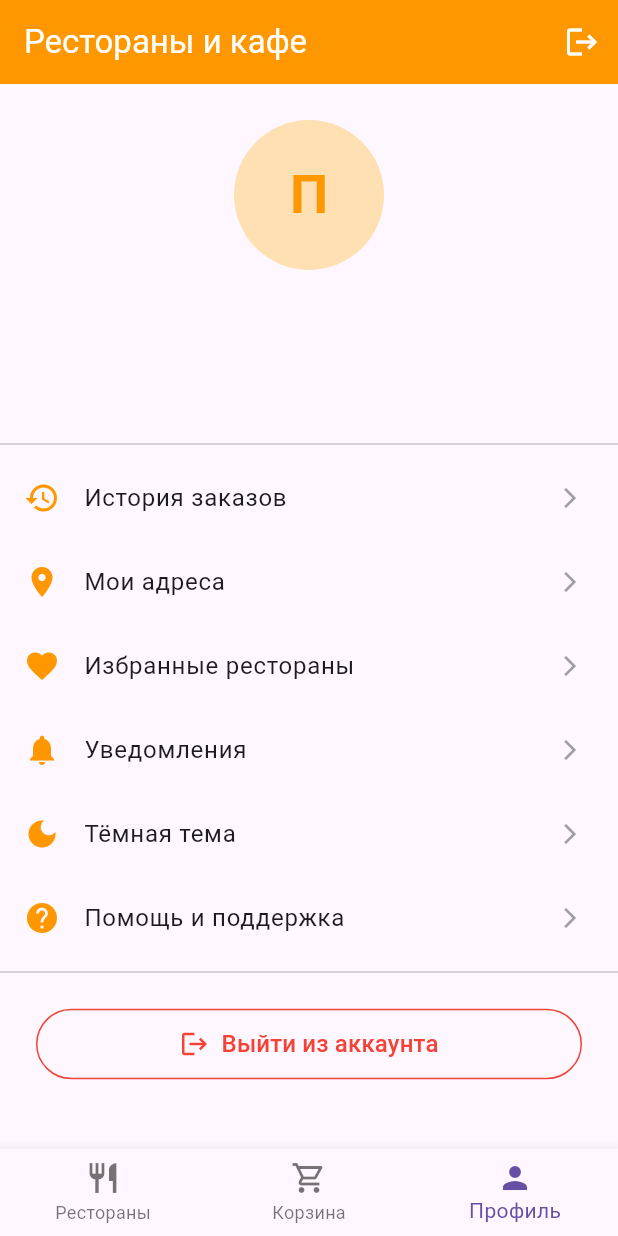
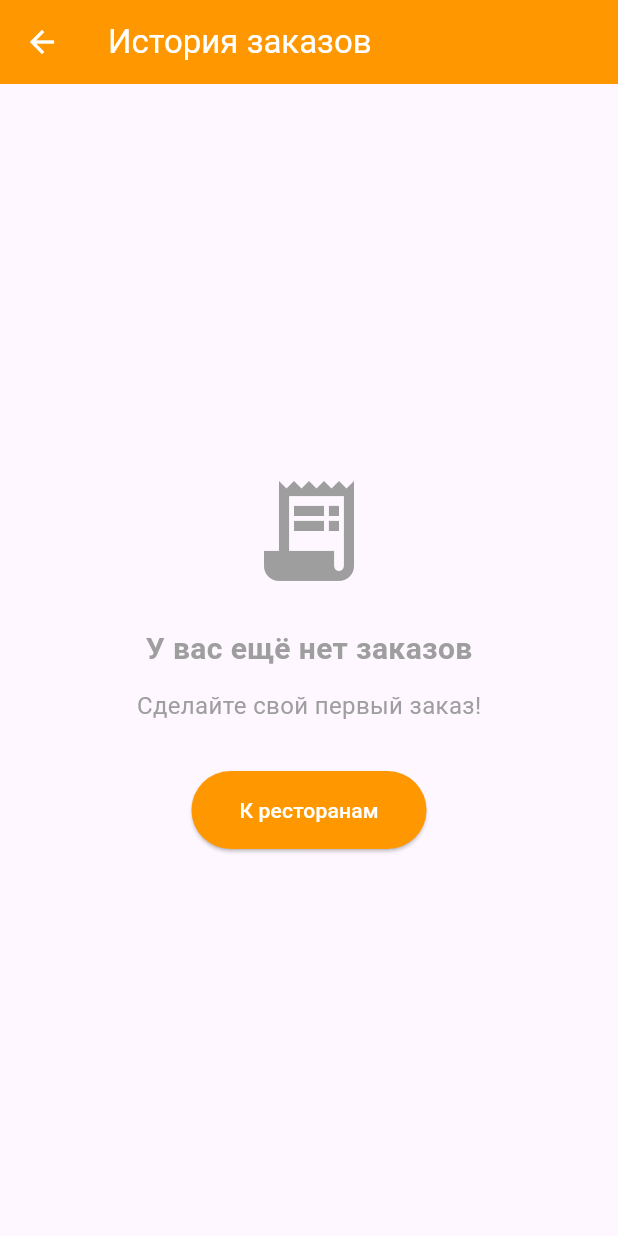
Before and after one commit to Klimin0Andrey/MobileProject, a Flutter app: the screen it shows once a user with an empty profile is signed in, item 3 of the bottom bar chosen, after a tap on "История заказов", on a phone screen of 412 x 824 dp. Run offline on Flutter 3.47's test engine with Material 3 defaults, Android fonts, the phone set to English and light mode, and no system bars; our stand-ins replace cloud_firestore, firebase_auth, firebase_core; accounts and stored records are empty; Roboto replaces fonts that are missing (Poppins).

Commit message:
MWP order history screen

```diff
--- a/lib/presentation/providers/order_provider.dart
+++ b/lib/presentation/providers/order_provider.dart
@@ -5,16 +5,18 @@ import 'package:linux_test2/data/models/order.dart' as app_order; // Испол
 
 class OrderProvider with ChangeNotifier {
   final FirebaseFirestore _firestore = FirebaseFirestore.instance;
+  List<app_order.Order> _userOrders = [];
   bool _isLoading = false;
 
   bool get isLoading => _isLoading;
+
+  List<app_order.Order> get userOrders => _userOrders;
 
   Future<void> createOrder({
     required String userId,
     required List<CartItem> items,
     required double totalPrice,
     required String address,
-    // ДОБАВЛЯЕМ НОВЫЕ ПАРАМЕТРЫ
     required String phone,
     required String paymentMethod,
     String? comment,
@@ -31,7 +33,6 @@ class OrderProvider with ChangeNotifier {
         address: address,
         createdAt: Timestamp.now(),
         status: app_order.OrderStatus.pending,
-        // ПЕРЕДАЕМ НОВЫЕ ДАННЫЕ
         phone: phone,
         paymentMethod: paymentMethod,
         comment: comment,
@@ -39,17 +40,65 @@ class OrderProvider with ChangeNotifier {
 
       // Отправляем в Firestore
       await _firestore.collection('orders').add(newOrder.toMap());
-
     } catch (e) {
-      // Здесь важна обработка ошибок
       print('Ошибка при создании заказа: $e');
-      rethrow; // Пробрасываем ошибку дальше, чтобы UI мог ее показать
+      rethrow;
     } finally {
       _isLoading = false;
       notifyListeners();
     }
   }
 
-// В будущем здесь будут методы для получения истории заказов
-// Future<List<app_order.Order>> fetchUserOrders(String userId) async { ... }
+  Future<void> fetchUserOrders(String userId) async {
+    if (userId.isEmpty) {
+      _userOrders = [];
+      notifyListeners();
+      return;
+    }
+
+    _isLoading = true;
+    notifyListeners();
+
+    try {
+      final querySnapshot = await _firestore
+          .collection('orders')
+          .where(
+            'userId',
+            isEqualTo: userId,
+          ) // Фильтруем заказы по ID пользователя
+          .orderBy(
+            'createdAt',
+            descending: true,
+          ) // Сортируем, чтобы новые были сверху
+          .get();
+
+      // Преобразуем документы из Firestore в список объектов Order
+      _userOrders = querySnapshot.docs.map((doc) {
+        return app_order.Order.fromMap(doc.data(), doc.id);
+      }).toList();
+    } catch (e) {
+      print('❌ Ошибка при загрузке заказов: $e');
+      _userOrders = []; // В случае ошибки возвращаем пустой список
+    } finally {
+      _isLoading = false;
+      notifyListeners(); // Уведомляем UI, что загрузка завершена (успешно или нет)
+    }
+  }
+
+  // ДОПОЛНИТЕЛЬНО: Метод для очистки истории заказов
+  void clearOrders() {
+    _userOrders = [];
+    notifyListeners();
+  }
+
+  // ДОПОЛНИТЕЛЬНО: Поиск заказа по ID
+  app_order.Order? getOrderById(String orderId) {
+    try {
+      return _userOrders.firstWhere((order) => order.id == orderId);
+    } catch (e) {
+      return null;
+    }
+  }
+
+  // Future<List<app_order.Order>> fetchUserOrders(String userId) async { ... }
 }
--- /dev/null
+++ b/lib/presentation/screens/customer/order_history_screen.dart
@@ -0,0 +1,184 @@
+import 'package:flutter/material.dart';
+import 'package:provider/provider.dart';
+import 'package:linux_test2/data/models/user.dart';
+import 'package:linux_test2/presentation/providers/order_provider.dart';
+import 'package:linux_test2/presentation/widgets/order_card.dart';
+import 'package:intl/date_symbol_data_local.dart';
+
+class OrderHistoryScreen extends StatefulWidget {
+  const OrderHistoryScreen({super.key});
+
+  @override
+  State<OrderHistoryScreen> createState() => _OrderHistoryScreenState();
+}
+
+class _OrderHistoryScreenState extends State<OrderHistoryScreen> {
+  Future<void>? _ordersFuture;
+
+  @override
+  void initState() {
+    super.initState();
+    _loadOrders();
+  }
+
+  void _loadOrders() {
+    _ordersFuture = initializeDateFormatting('ru', null).then((_) {
+      final user = Provider.of<AppUser?>(context, listen: false);
+      if (user != null) {
+        return Provider.of<OrderProvider>(context, listen: false)
+            .fetchUserOrders(user.uid);
+      }
+    });
+  }
+
+  Future<void> _refreshOrders() async {
+    setState(() {
+      _loadOrders();
+    });
+    await _ordersFuture;
+  }
+
+  @override
+  Widget build(BuildContext context) {
+    final user = Provider.of<AppUser?>(context);
+
+    return Scaffold(
+      appBar: AppBar(
+        title: const Text('История заказов'),
+        backgroundColor: Colors.orange,
+        foregroundColor: Colors.white,
+      ),
+      body: user == null ? _buildGuestView() : _buildOrderHistory(),
+    );
+  }
+
+  Widget _buildGuestView() {
+    return const Center(
+      child: Column(
+        mainAxisAlignment: MainAxisAlignment.center,
+        children: [
+          Icon(Icons.history, size: 64, color: Colors.grey),
+          SizedBox(height: 16),
+          Text(
+            'Войдите, чтобы увидеть историю заказов',
+            style: TextStyle(fontSize: 16, color: Colors.grey),
+          ),
+        ],
+      ),
+    );
+  }
+
+  Widget _buildOrderHistory() {
+    return FutureBuilder<void>(
+      future: _ordersFuture,
+      builder: (context, snapshot) {
+        return Consumer<OrderProvider>(
+          builder: (context, orderProvider, child) {
+            // Состояние загрузки (показываем только в самом начале)
+            if (orderProvider.isLoading && orderProvider.userOrders.isEmpty) {
+              return const Center(
+                child: Column(
+                  mainAxisAlignment: MainAxisAlignment.center,
+                  children: [
+                    CircularProgressIndicator(color: Colors.orange),
+                    SizedBox(height: 16),
+                    Text(
+                      'Загружаем историю заказов...',
+                      style: TextStyle(color: Colors.grey),
+                    ),
+                  ],
+                ),
+              );
+            }
+
+            // Ошибка загрузки
+            if (snapshot.connectionState == ConnectionState.done && snapshot.hasError) {
+              return Center(
+                child: Column(
+                  mainAxisAlignment: MainAxisAlignment.center,
+                  children: [
+                    const Icon(Icons.error_outline, size: 64, color: Colors.red),
+                    const SizedBox(height: 16),
+                    const Text(
+                      'Не удалось загрузить заказы',
+                      style: TextStyle(fontSize: 18, fontWeight: FontWeight.bold),
+                    ),
+                    const SizedBox(height: 8),
+                    Text(
+                      'Ошибка: ${snapshot.error}',
+                      textAlign: TextAlign.center,
+                      style: const TextStyle(color: Colors.grey),
+                    ),
+                    const SizedBox(height: 24),
+                    ElevatedButton(
+                      onPressed: _refreshOrders,
+                      style: ElevatedButton.styleFrom(
+                        backgroundColor: Colors.orange,
+                        foregroundColor: Colors.white,
+                      ),
+                      child: const Text('Повторить попытку'),
+                    ),
+                  ],
+                ),
+              );
+            }
+
+            // Данные заказов
+            final orders = orderProvider.userOrders;
+
+            // Нет заказов
+            if (orders.isEmpty) {
+              return Center(
+                child: Column(
+                  mainAxisAlignment: MainAxisAlignment.center,
+                  children: [
+                    const Icon(Icons.receipt_long, size: 80, color: Colors.grey),
+                    const SizedBox(height: 24),
+                    const Text(
+                      'У вас ещё нет заказов',
+                      style: TextStyle(
+                        fontSize: 20,
+                        fontWeight: FontWeight.bold,
+                        color: Colors.grey,
+                      ),
+                    ),
+                    const SizedBox(height: 12),
+                    const Text(
+                      'Сделайте свой первый заказ!',
+                      style: TextStyle(fontSize: 16, color: Colors.grey),
+                    ),
+                    const SizedBox(height: 32),
+                    ElevatedButton(
+                      onPressed: () {
+                        Navigator.of(context).popUntil((route) => route.isFirst);
+                      },
+                      style: ElevatedButton.styleFrom(
+                        backgroundColor: Colors.orange,
+                        foregroundColor: Colors.white,
+                        padding: const EdgeInsets.symmetric(horizontal: 32, vertical: 16),
+                      ),
+                      child: const Text('К ресторанам'),
+                    ),
+                  ],
+                ),
+              );
+            }
+
+            // Список заказов с возможностью обновления
+            return RefreshIndicator(
+              onRefresh: _refreshOrders,
+              color: Colors.orange,
+              child: ListView.builder(
+                padding: const EdgeInsets.only(top: 8, bottom: 16),
+                itemCount: orders.length,
+                itemBuilder: (context, index) {
+                  return OrderCard(order: orders[index]);
+                },
+              ),
+            );
+          },
+        );
+      },
+    );
+  }
+}
--- a/lib/presentation/screens/customer/profile_screen.dart
+++ b/lib/presentation/screens/customer/profile_screen.dart
@@ -2,7 +2,7 @@ import 'package:flutter/material.dart';
 import 'package:provider/provider.dart';
 import 'package:linux_test2/data/models/user.dart';
 import 'package:linux_test2/services/auth.dart';
-//import 'package:linux_test2/presentation/screens/customer/order_history_screen.dart';
+import 'package:linux_test2/presentation/screens/customer/order_history_screen.dart';
 
 class ProfileScreen extends StatelessWidget {
   const ProfileScreen({super.key});
@@ -100,9 +100,9 @@ class ProfileScreen extends StatelessWidget {
           icon: Icons.history,
           title: 'История заказов',
           onTap: () {
-            // Navigator.of(context).push(
-            //   MaterialPageRoute(builder: (context) => const OrderHistoryScreen()),
-            //);
+            Navigator.of(context).push(
+              MaterialPageRoute(builder: (context) => const OrderHistoryScreen()),
+            );
           },
         ),
         _buildProfileMenuItem(
--- a/pubspec.yaml
+++ b/pubspec.yaml
@@ -40,6 +40,7 @@ dependencies:
   provider: ^6.1.5+1
   flutter_spinkit: ^5.2.2
   flutter_svg: ^2.2.1
+  intl: ^0.20.2
 
 dev_dependencies:
   flutter_test:
```
Also changed, not shown: lib/presentation/widgets/order_card.dart (added, +168 -0 lines), pubspec.lock.
